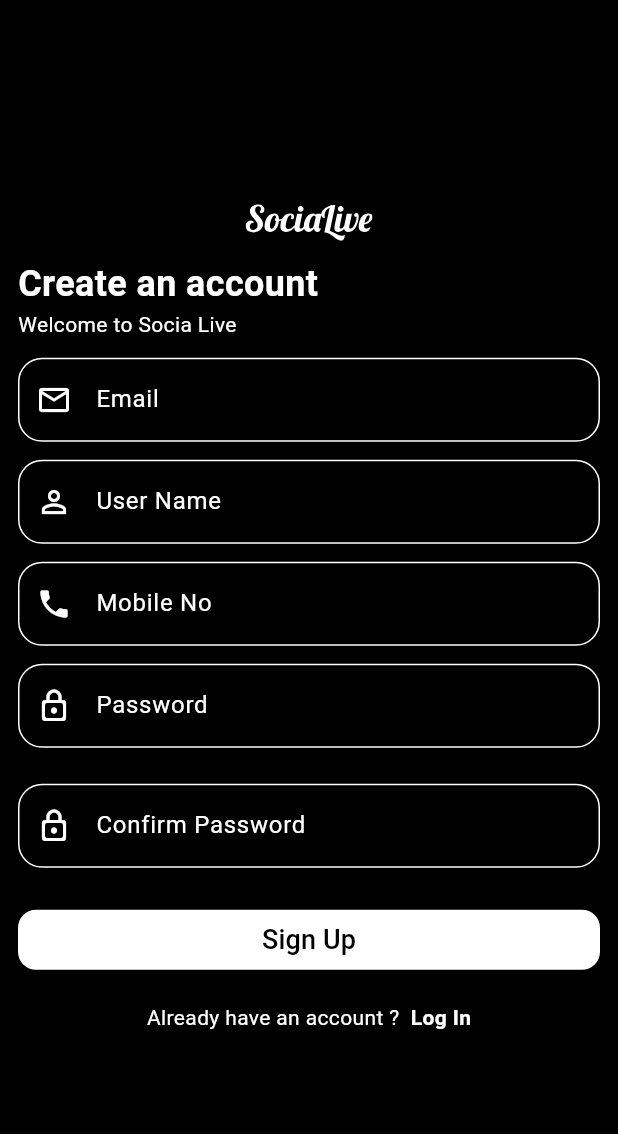
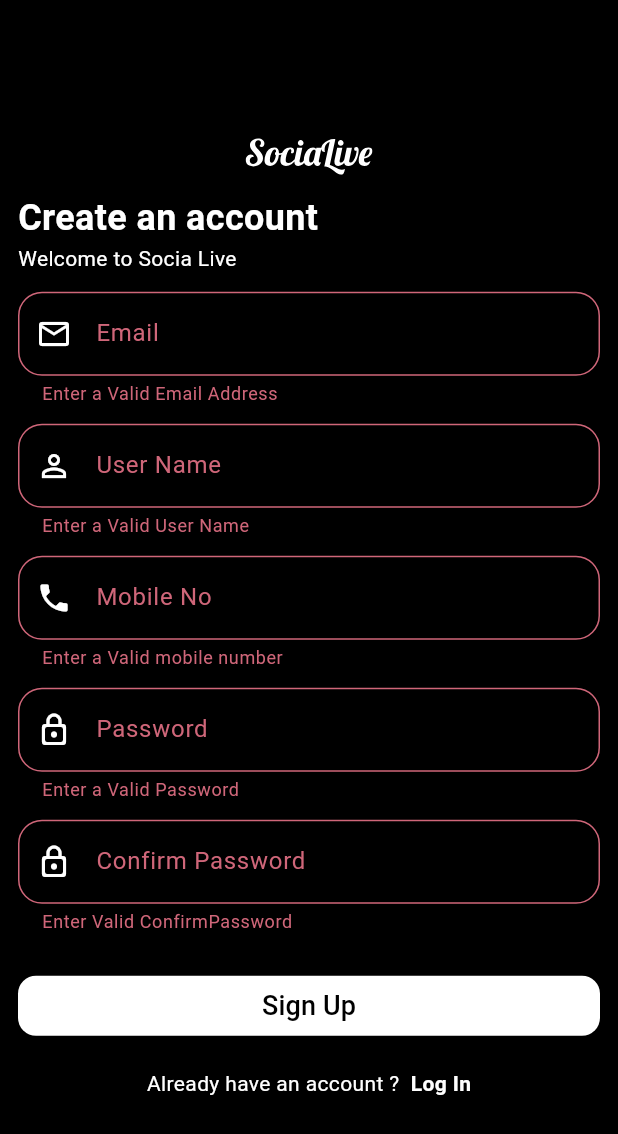
Before and after one commit to Ashrafulalkh/socia_live, a Flutter app: the SignUpScreen screen opened by its route, after a tap on "Sign Up", on a phone screen of 412 x 824 dp. Shown: the top 1134 px of the screen. Run offline on Flutter 3.47's test engine with Material 3 defaults, Android fonts, the phone set to English and light mode, and no system bars; our stand-ins replace flutter_svg, get, supabase_flutter; accounts and stored records are empty.

Commit message:
-Sign up proccess implemented -Data saved in supabase database -some changes also done

```diff
--- a/lib/controller_binder.dart
+++ b/lib/controller_binder.dart
@@ -1,9 +1,11 @@
 import 'package:get/get.dart';
+import 'package:socia_live/presentation/state_holders/auth/sign_up_controller.dart';
 import 'package:socia_live/presentation/state_holders/bottom_nav_bar_controller.dart';
 
 class ControllerBinder extends Bindings {
   @override
   void dependencies() {
+    Get.put(SignUpController());
     Get.put(BottomNavBarController());
   }
 }
--- /dev/null
+++ b/lib/presentation/state_holders/auth/sign_up_controller.dart
@@ -0,0 +1,38 @@
+import 'dart:developer';
+
+import 'package:get/get.dart';
+import 'package:socia_live/presentation/ui/utils/supabase_const.dart';
+import 'package:supabase_flutter/supabase_flutter.dart';
+
+class SignUpController extends GetxController {
+  bool _inProgress = false;
+
+  bool get inProgress => _inProgress;
+
+  Future<bool> signUp(String email, String userName, String number,
+      String password,) async {
+    bool isSuccess = false;
+    _inProgress = true;
+    update();
+
+    AuthResponse response =
+        await supabase.auth.signUp(password: password, email: email);
+    final userId = response.user?.id;
+    if (userId != null) {
+      isSuccess = true;
+      await supabase.from('user-profile').insert(
+        {
+          'id': userId,
+          'email': email,
+          'user_name': userName,
+          'phone_number': number,
+        },
+      );
+    } else {
+      log('Sign Up Failed');
+    }
+    _inProgress = false;
+    update();
+    return isSuccess;
+  }
+}
--- a/lib/presentation/ui/screens/auth/log_in_screen.dart
+++ b/lib/presentation/ui/screens/auth/log_in_screen.dart
@@ -99,7 +99,7 @@ class _LogInScreenState extends State<LogInScreen> {
                       text: "  Sign Up",
                       style: const TextStyle(fontWeight: FontWeight.bold),
                       recognizer: TapGestureRecognizer()
-                        ..onTap = () => Get.toNamed(RouteNames.signupScreen)),
+                        ..onTap = () => Get.offNamed(RouteNames.signupScreen)),
                 ], text: "Don't have an account ?"))
               ],
             ),
--- a/lib/presentation/ui/screens/auth/sign_up_screen.dart
+++ b/lib/presentation/ui/screens/auth/sign_up_screen.dart
@@ -3,11 +3,11 @@ import 'package:flutter/material.dart';
 import 'package:flutter_svg/svg.dart';
 import 'package:get/get.dart';
 import 'package:socia_live/presentation/route/route_names.dart';
+import 'package:socia_live/presentation/state_holders/auth/sign_up_controller.dart';
 import 'package:socia_live/presentation/ui/utils/app_assets_path.dart';
 
 import 'package:socia_live/presentation/ui/utils/app_constants.dart';
 import 'package:socia_live/presentation/ui/utils/app_strings.dart';
-
 
 class SignUpScreen extends StatefulWidget {
   const SignUpScreen({super.key});
@@ -19,6 +19,10 @@ class SignUpScreen extends StatefulWidget {
 final GlobalKey<FormState> _key = GlobalKey<FormState>();
 final TextEditingController _emailTEController = TextEditingController();
 final TextEditingController _passwordTEController = TextEditingController();
+final TextEditingController _nameTEController = TextEditingController();
+final TextEditingController _numberTEController = TextEditingController();
+final TextEditingController _confirmPasswordTEController =
+    TextEditingController();
 
 class _SignUpScreenState extends State<SignUpScreen> {
   @override
@@ -53,9 +57,10 @@ class _SignUpScreenState extends State<SignUpScreen> {
                   ),
                   const SizedBox(height: 12),
                   TextFormField(
+                    autovalidateMode: AutovalidateMode.onUserInteraction,
                     validator: (String? value) {
                       if (value?.trim().isEmpty ?? true) {
-                      return "Something went wrong";
+                        return "Enter a Valid Email Address ";
                       }
                       if (AppConstants.emailRegExp.hasMatch(value!) == false) {
                         return "Invalid Email Address";
@@ -71,29 +76,32 @@ class _SignUpScreenState extends State<SignUpScreen> {
                   ),
                   const SizedBox(height: 12),
                   TextFormField(
+                    autovalidateMode: AutovalidateMode.onUserInteraction,
                     validator: (String? value) {
                       if (value?.trim().isEmpty ?? true) {
-                      return "Invalid username";
+                        return "Enter a Valid User Name";
                       }
 
                       return null;
                     },
-                  controller: _emailTEController,
+                    controller: _nameTEController,
                     decoration: const InputDecoration(
                         labelText: "User Name",
                         hintText: "Enter Your User Name",
                         hintStyle: TextStyle(color: Colors.grey),
                         prefixIcon: Icon(Icons.perm_identity)),
                   ),
-                const SizedBox(height: 12), TextFormField(
+                  const SizedBox(height: 12),
+                  TextFormField(
+                    autovalidateMode: AutovalidateMode.onUserInteraction,
                     validator: (String? value) {
                       if (value?.trim().isEmpty ?? true) {
-                      return "Invalid mobile number";
+                        return "Enter a Valid mobile number";
                       }
 
                       return null;
                     },
-                  controller: _emailTEController,
+                    controller: _numberTEController,
                     decoration: const InputDecoration(
                         labelText: "Mobile No",
                         hintText: "Enter Your Mobile Number",
@@ -102,9 +110,10 @@ class _SignUpScreenState extends State<SignUpScreen> {
                   ),
                   const SizedBox(height: 12),
                   TextFormField(
+                    autovalidateMode: AutovalidateMode.onUserInteraction,
                     validator: (String? value) {
-                    if (value?.isEmpty ?? true) {
-                      return "Something went wrong";
+                      if (value?.trim().isEmpty ?? true) {
+                        return "Enter a Valid Password";
                       }
                       return null;
                     },
@@ -115,15 +124,19 @@ class _SignUpScreenState extends State<SignUpScreen> {
                         hintStyle: TextStyle(color: Colors.grey),
                         prefixIcon: Icon(Icons.lock_outline_rounded)),
                   ),
-                const SizedBox(height: 24),
+                  const SizedBox(height: 12),
                   TextFormField(
+                    autovalidateMode: AutovalidateMode.onUserInteraction,
                     validator: (String? value) {
-                    if (value?.isEmpty ?? true) {
-                      return "Something went wrong";
+                      if (value?.trim().isEmpty ?? true) {
+                        return "Enter Valid ConfirmPassword";
+                      } else if (_passwordTEController.text !=
+                          _confirmPasswordTEController.text) {
+                        return 'Password and confirm password does not match!! Check again';
                       }
                       return null;
                     },
-                  controller: _passwordTEController,
+                    controller: _confirmPasswordTEController,
                     decoration: const InputDecoration(
                         labelText: "Confirm Password",
                         hintText: "Enter Your Confirm Password",
@@ -131,26 +144,84 @@ class _SignUpScreenState extends State<SignUpScreen> {
                         prefixIcon: Icon(Icons.lock_outline_rounded)),
                   ),
                   const SizedBox(height: 24),
-                ElevatedButton(
-                  onPressed: () {},
+                  _buildSignUpButtonSection(),
+                  const SizedBox(height: 18),
+                  Text.rich(
+                    TextSpan(children: [
+                      TextSpan(
+                        text: "  Log In",
+                        style: const TextStyle(fontWeight: FontWeight.bold),
+                        recognizer: TapGestureRecognizer()
+                          ..onTap = () => Get.toNamed(RouteNames.loginScreen),
+                      ),
+                    ], text: "Already have an account ?"),
+                  ),
+                ],
+              ),
+            ),
+          ),
+        ),
+      ),
+    );
+  }
+
+  Widget _buildSignUpButtonSection() {
+    return GetBuilder<SignUpController>(builder: (signUpController) {
+      return Visibility(
+        visible: !signUpController.inProgress,
+        replacement: const Center(
+          child: CircularProgressIndicator(),
+        ),
+        child: ElevatedButton(
+          onPressed: () {
+            _onTapSignUpButton();
+          },
           child: const Text(
             "Sign Up",
             style: TextStyle(fontSize: 18),
           ),
         ),
-                const SizedBox(height: 18),
-                Text.rich(TextSpan(children: [
-                  TextSpan(
-                      text: "  Log In",
-                      style: const TextStyle(fontWeight: FontWeight.bold),
-                      recognizer: TapGestureRecognizer()
-                        ..onTap = () => Get.toNamed(RouteNames.signupScreen)),
-                ], text: "Already have an account ?"))
-              ],
-            ),
-          ),
-        ),
-      )),
       );
+    });
+  }
+
+  Future<void> _onTapSignUpButton() async {
+    if (!_key.currentState!.validate()) {
+      return;
+    }
+    final result = await Get.find<SignUpController>().signUp(
+        _emailTEController.text.trim(),
+        _nameTEController.text.trim(),
+        _numberTEController.text.trim(),
+        _passwordTEController.text);
+    if (result) {
+      _clearFields();
+      Get.offNamed(RouteNames.loginScreen);
+      Get.snackbar('Sign Up', 'You have successfully Signed Up',
+          colorText: Colors.white, backgroundColor: Colors.green);
+    } else {
+      Get.snackbar('Sign Up', 'Sign Up failed!! Please try again',
+          colorText: Colors.white,
+          backgroundColor: Colors.red,
+          duration: const Duration(seconds: 4));
     }
   }
+
+  void _clearFields() {
+    _emailTEController.clear();
+    _nameTEController.clear();
+    _numberTEController.clear();
+    _passwordTEController.clear();
+    _confirmPasswordTEController.clear();
+  }
+
+  @override
+  void dispose() {
+    _emailTEController.dispose();
+    _nameTEController.dispose();
+    _numberTEController.dispose();
+    _passwordTEController.dispose();
+    _confirmPasswordTEController.dispose();
+    super.dispose();
+  }
+}
--- /dev/null
+++ b/lib/presentation/ui/utils/supabase_const.dart
@@ -0,0 +1,3 @@
+import 'package:supabase_flutter/supabase_flutter.dart';
+
+  final supabase = Supabase.instance.client;
--- a/pubspec.yaml
+++ b/pubspec.yaml
@@ -39,6 +39,8 @@ dependencies:
   get: ^4.6.6
   # Assets package
   flutter_svg: ^2.0.10+1
+  #supabase package
+  supabase_flutter: ^2.8.1
 
 dev_dependencies:
   flutter_test:
```
Also changed, not shown: lib/main.dart (+7 -1 lines), lib/presentation/ui/center_circular_progress_indicator.dart (added, +12 -0 lines), pubspec.lock, 11 other files. Lines whose indentation alone changed are shown as unchanged.
